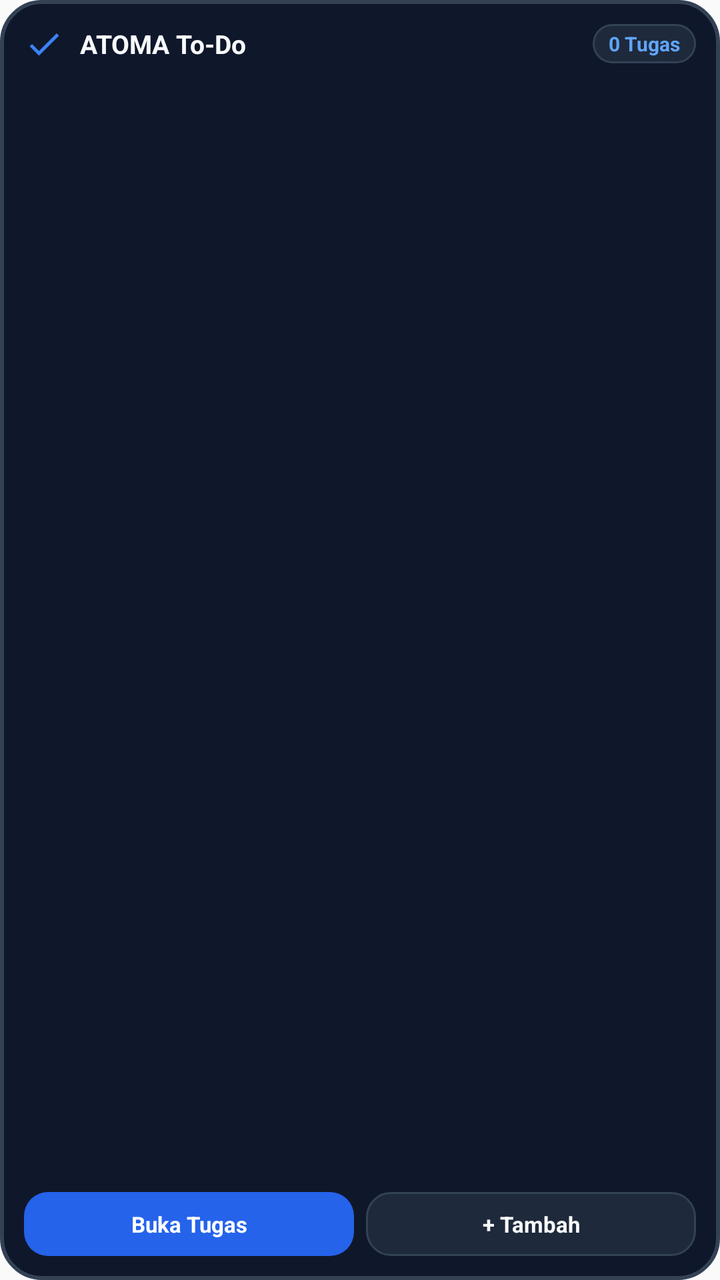
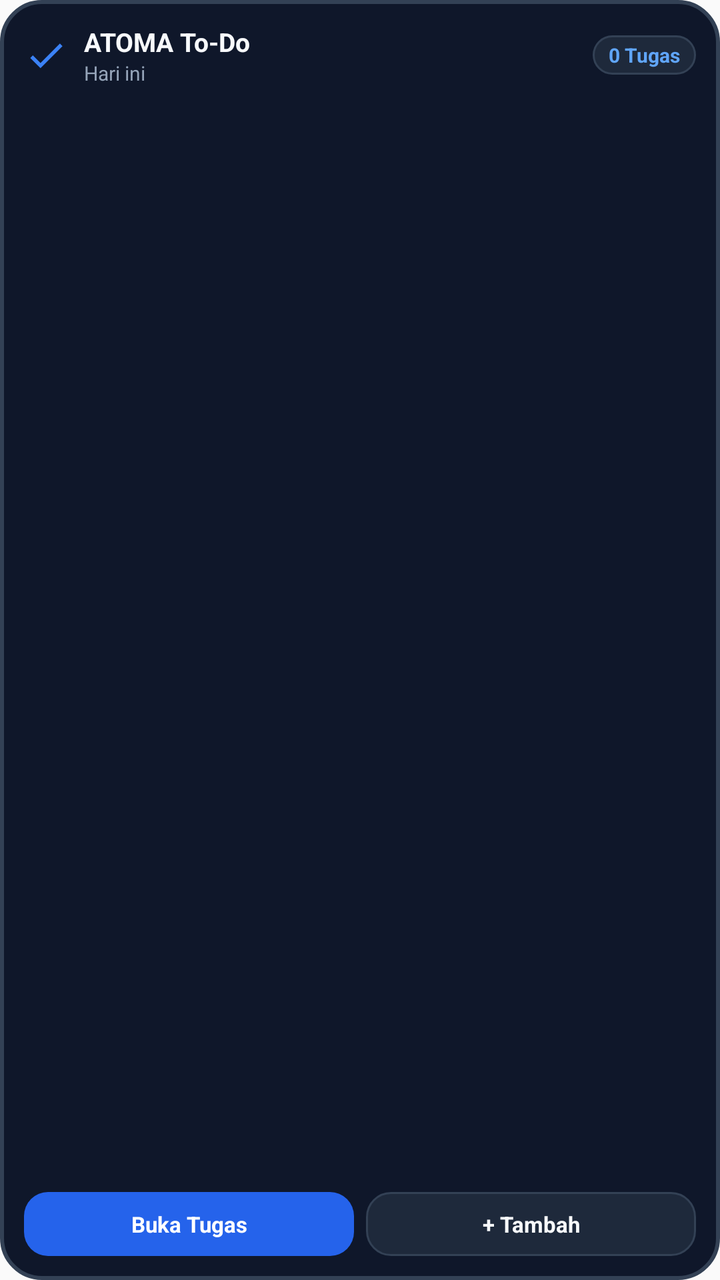

Compare the two renders of this Android layout. The source of the first and the diff that turns it into the second are given below.
<!-- AndroidManifest.xml: application theme AppTheme -->
<!-- res/layout/widget_todo.xml -->
<?xml version="1.0" encoding="utf-8"?>
<LinearLayout xmlns:android="http://schemas.android.com/apk/res/android"
    android:id="@+id/widget_todo_root"
    android:layout_width="match_parent"
    android:layout_height="match_parent"
    android:background="@drawable/widget_bg_card"
    android:orientation="vertical"
    android:padding="12dp">

    
    <LinearLayout
        android:layout_width="match_parent"
        android:layout_height="wrap_content"
        android:gravity="center_vertical"
        android:orientation="horizontal">

        <ImageView
            android:layout_width="20dp"
            android:layout_height="20dp"
            android:contentDescription="@string/app_name"
            android:src="@drawable/ic_widget_check" />

        <TextView
            android:layout_width="0dp"
            android:layout_height="wrap_content"
            android:layout_marginStart="8dp"
            android:layout_weight="1"
            android:text="ATOMA To-Do"
            android:textColor="@color/widget_text_primary"
            android:textSize="13sp"
            android:textStyle="bold" />

        <TextView
            android:id="@+id/widget_todo_counter"
            android:layout_width="wrap_content"
            android:layout_height="wrap_content"
            android:background="@drawable/widget_btn_surface"
            android:paddingStart="8dp"
            android:paddingTop="3dp"
            android:paddingEnd="8dp"
            android:paddingBottom="3dp"
            android:text="0 Tugas"
            android:textColor="#60A5FA"
            android:textSize="10sp"
            android:textStyle="bold" />
    </LinearLayout>

    
    <TextView
        android:id="@+id/widget_todo_empty"
        android:layout_width="match_parent"
        android:layout_height="0dp"
        android:layout_weight="1"
        android:gravity="center"
        android:text="Semua tugas hari ini selesai. Mantap!"
        android:textColor="@color/widget_text_secondary"
        android:textSize="11sp"
        android:visibility="gone" />

    
    <LinearLayout
        android:id="@+id/widget_todo_list_container"
        android:layout_width="match_parent"
        android:layout_height="0dp"
        android:layout_weight="1"
        android:layout_marginTop="6dp"
        android:orientation="vertical">

        
        <LinearLayout
            android:id="@+id/todo_item_1_layout"
            android:layout_width="match_parent"
            android:layout_height="wrap_content"
            android:layout_marginBottom="4dp"
            android:gravity="center_vertical"
            android:orientation="horizontal"
            android:visibility="gone">

            <TextView
                android:layout_width="wrap_content"
                android:layout_height="wrap_content"
                android:text="•"
                android:textColor="#60A5FA"
                android:textSize="12sp"
                android:textStyle="bold" />

            <TextView
                android:id="@+id/todo_item_1_title"
                android:layout_width="0dp"
                android:layout_height="wrap_content"
                android:layout_marginStart="6dp"
                android:layout_weight="1"
                android:ellipsize="end"
                android:maxLines="1"
                android:text="Tugas 1"
                android:textColor="@color/widget_text_primary"
                android:textSize="11sp" />

            <TextView
                android:id="@+id/todo_item_1_time"
                android:layout_width="wrap_content"
                android:layout_height="wrap_content"
                android:layout_marginStart="4dp"
                android:text=""
                android:textColor="@color/widget_text_secondary"
                android:textSize="9sp" />
        </LinearLayout>

        
        <LinearLayout
            android:id="@+id/todo_item_2_layout"
            android:layout_width="match_parent"
            android:layout_height="wrap_content"
            android:layout_marginBottom="4dp"
            android:gravity="center_vertical"
            android:orientation="horizontal"
            android:visibility="gone">

            <TextView
                android:layout_width="wrap_content"
                android:layout_height="wrap_content"
                android:text="•"
                android:textColor="#38BDF8"
                android:textSize="12sp"
                android:textStyle="bold" />

            <TextView
                android:id="@+id/todo_item_2_title"
                android:layout_width="0dp"
                android:layout_height="wrap_content"
                android:layout_marginStart="6dp"
                android:layout_weight="1"
                android:ellipsize="end"
                android:maxLines="1"
                android:text="Tugas 2"
                android:textColor="@color/widget_text_primary"
                android:textSize="11sp" />

            <TextView
                android:id="@+id/todo_item_2_time"
                android:layout_width="wrap_content"
                android:layout_height="wrap_content"
                android:layout_marginStart="4dp"
                android:text=""
                android:textColor="@color/widget_text_secondary"
                android:textSize="9sp" />
        </LinearLayout>

        
        <LinearLayout
            android:id="@+id/todo_item_3_layout"
            android:layout_width="match_parent"
            android:layout_height="wrap_content"
            android:gravity="center_vertical"
            android:orientation="horizontal"
            android:visibility="gone">

            <TextView
                android:layout_width="wrap_content"
                android:layout_height="wrap_content"
                android:text="•"
                android:textColor="#A855F7"
                android:textSize="12sp"
                android:textStyle="bold" />

            <TextView
                android:id="@+id/todo_item_3_title"
                android:layout_width="0dp"
                android:layout_height="wrap_content"
                android:layout_marginStart="6dp"
                android:layout_weight="1"
                android:ellipsize="end"
                android:maxLines="1"
                android:text="Tugas 3"
                android:textColor="@color/widget_text_primary"
                android:textSize="11sp" />

            <TextView
                android:id="@+id/todo_item_3_time"
                android:layout_width="wrap_content"
                android:layout_height="wrap_content"
                android:layout_marginStart="4dp"
                android:text=""
                android:textColor="@color/widget_text_secondary"
                android:textSize="9sp" />
        </LinearLayout>
    </LinearLayout>

    
    <LinearLayout
        android:layout_width="match_parent"
        android:layout_height="wrap_content"
        android:layout_marginTop="6dp"
        android:gravity="center_vertical"
        android:orientation="horizontal">

        
        <TextView
            android:id="@+id/btn_open_tasks"
            android:layout_width="0dp"
            android:layout_height="32dp"
            android:layout_weight="1"
            android:layout_marginEnd="6dp"
            android:background="@drawable/widget_btn_blue"
            android:gravity="center"
            android:text="Buka Tugas"
            android:textColor="#FFFFFF"
            android:textSize="11sp"
            android:textStyle="bold" />

        
        <TextView
            android:id="@+id/btn_add_task"
            android:layout_width="0dp"
            android:layout_height="32dp"
            android:layout_weight="1"
            android:background="@drawable/widget_btn_surface"
            android:gravity="center"
            android:text="+ Tambah"
            android:textColor="@color/widget_text_primary"
            android:textSize="11sp"
            android:textStyle="bold" />
    </LinearLayout>
</LinearLayout>
<!-- resources referenced by this layout -->
<resources>
  <color name="widget_text_primary">#F8FAFC</color>
  <color name="widget_text_secondary">#94A3B8</color>
  <!-- drawable ic_widget_check (drawable) -->
  <vector xmlns:android="http://schemas.android.com/apk/res/android"
      android:width="24dp"
      android:height="24dp"
      android:viewportWidth="24"
      android:viewportHeight="24">
      <path
          android:fillColor="#3B82F6"
          android:pathData="M9,16.17L4.83,12l-1.42,1.41L9,19 21,7l-1.41,-1.41z"/>
  </vector>
  <!-- drawable widget_bg_card (drawable) -->
  <?xml version="1.0" encoding="utf-8"?>
  <shape xmlns:android="http://schemas.android.com/apk/res/android"
      android:shape="rectangle">
      <solid android:color="@color/widget_dark_bg" />
      <stroke
          android:width="2dp"
          android:color="@color/widget_card_border" />
      <corners android:radius="20dp" />
  </shape>
  <!-- drawable widget_btn_blue (drawable) -->
  <?xml version="1.0" encoding="utf-8"?>
  <shape xmlns:android="http://schemas.android.com/apk/res/android"
      android:shape="rectangle">
      <solid android:color="@color/widget_blue" />
      <corners android:radius="12dp" />
  </shape>
  <!-- drawable widget_btn_surface (drawable) -->
  <?xml version="1.0" encoding="utf-8"?>
  <shape xmlns:android="http://schemas.android.com/apk/res/android"
      android:shape="rectangle">
      <solid android:color="@color/widget_card_surface" />
      <stroke
          android:width="1dp"
          android:color="@color/widget_card_border" />
      <corners android:radius="12dp" />
  </shape>
  <string name="app_name">ATOMA</string>
  <style name="AppTheme" parent="Theme.AppCompat.Light.DarkActionBar">
          
          <item name="colorPrimary">@color/colorPrimary</item>
          <item name="colorPrimaryDark">@color/colorPrimaryDark</item>
          <item name="colorAccent">@color/colorAccent</item>
      </style>
  <color name="widget_dark_bg">#0F172A</color>
  <color name="widget_card_border">#334155</color>
  <color name="widget_blue">#2563EB</color>
  <color name="widget_card_surface">#1E293B</color>
  <color name="colorPrimary">#4F46E5</color>
  <color name="colorPrimaryDark">#3730A3</color>
  <color name="colorAccent">#06B6D4</color>
</resources>

<!-- the commit's change to res/layout/widget_todo.xml (unified diff, before → after) -->
@@ -15,20 +15,34 @@
         android:orientation="horizontal">
 
         <ImageView
-            android:layout_width="20dp"
-            android:layout_height="20dp"
+            android:layout_width="22dp"
+            android:layout_height="22dp"
             android:contentDescription="@string/app_name"
             android:src="@drawable/ic_widget_check" />
 
-        <TextView
+        <LinearLayout
             android:layout_width="0dp"
             android:layout_height="wrap_content"
             android:layout_marginStart="8dp"
             android:layout_weight="1"
-            android:text="ATOMA To-Do"
-            android:textColor="@color/widget_text_primary"
-            android:textSize="13sp"
-            android:textStyle="bold" />
+            android:orientation="vertical">
+
+            <TextView
+                android:layout_width="wrap_content"
+                android:layout_height="wrap_content"
+                android:text="ATOMA To-Do"
+                android:textColor="@color/widget_text_primary"
+                android:textSize="13sp"
+                android:textStyle="bold" />
+
+            <TextView
+                android:id="@+id/widget_todo_date"
+                android:layout_width="wrap_content"
+                android:layout_height="wrap_content"
+                android:text="Hari ini"
+                android:textColor="@color/widget_text_secondary"
+                android:textSize="10sp" />
+        </LinearLayout>
 
         <TextView
             android:id="@+id/widget_todo_counter"
@@ -52,7 +66,7 @@
         android:layout_height="0dp"
         android:layout_weight="1"
         android:gravity="center"
-        android:text="Semua tugas hari ini selesai. Mantap!"
+        android:text="🎉 Semua tugas hari ini selesai. Mantap!"
         android:textColor="@color/widget_text_secondary"
         android:textSize="11sp"
         android:visibility="gone" />
@@ -76,19 +90,18 @@
             android:orientation="horizontal"
             android:visibility="gone">
 
-            <TextView
-                android:layout_width="wrap_content"
-                android:layout_height="wrap_content"
-                android:text="•"
-                android:textColor="#60A5FA"
-                android:textSize="12sp"
-                android:textStyle="bold" />
+            <ImageView
+                android:id="@+id/todo_item_1_check"
+                android:layout_width="20dp"
+                android:layout_height="20dp"
+                android:contentDescription="Check task"
+                android:src="@drawable/ic_widget_checkbox_uncheck" />
 
             <TextView
                 android:id="@+id/todo_item_1_title"
                 android:layout_width="0dp"
                 android:layout_height="wrap_content"
-                android:layout_marginStart="6dp"
+                android:layout_marginStart="8dp"
                 android:layout_weight="1"
                 android:ellipsize="end"
                 android:maxLines="1"
@@ -100,7 +113,12 @@
                 android:id="@+id/todo_item_1_time"
                 android:layout_width="wrap_content"
                 android:layout_height="wrap_content"
-                android:layout_marginStart="4dp"
+                android:layout_marginStart="6dp"
+                android:background="@drawable/widget_btn_surface"
+                android:paddingStart="6dp"
+                android:paddingTop="2dp"
+                android:paddingEnd="6dp"
+                android:paddingBottom="2dp"
                 android:text=""
                 android:textColor="@color/widget_text_secondary"
                 android:textSize="9sp" />
@@ -116,19 +134,18 @@
             android:orientation="horizontal"
             android:visibility="gone">
 
-            <TextView
-                android:layout_width="wrap_content"
-                android:layout_height="wrap_content"
-                android:text="•"
-                android:textColor="#38BDF8"
-                android:textSize="12sp"
-                android:textStyle="bold" />
+            <ImageView
+                android:id="@+id/todo_item_2_check"
+                android:layout_width="20dp"
+                android:layout_height="20dp"
+                android:contentDescription="Check task"
+                android:src="@drawable/ic_widget_checkbox_uncheck" />
 
             <TextView
                 android:id="@+id/todo_item_2_title"
                 android:layout_width="0dp"
                 android:layout_height="wrap_content"
-                android:layout_marginStart="6dp"
+                android:layout_marginStart="8dp"
                 android:layout_weight="1"
                 android:ellipsize="end"
                 android:maxLines="1"
@@ -140,7 +157,12 @@
                 android:id="@+id/todo_item_2_time"
                 android:layout_width="wrap_content"
                 android:layout_height="wrap_content"
-                android:layout_marginStart="4dp"
+                android:layout_marginStart="6dp"
+                android:background="@drawable/widget_btn_surface"
+                android:paddingStart="6dp"
+                android:paddingTop="2dp"
+                android:paddingEnd="6dp"
+                android:paddingBottom="2dp"
                 android:text=""
                 android:textColor="@color/widget_text_secondary"
                 android:textSize="9sp" />
@@ -155,19 +177,18 @@
             android:orientation="horizontal"
             android:visibility="gone">
 
-            <TextView
-                android:layout_width="wrap_content"
-                android:layout_height="wrap_content"
-                android:text="•"
-                android:textColor="#A855F7"
-                android:textSize="12sp"
-                android:textStyle="bold" />
+            <ImageView
+                android:id="@+id/todo_item_3_check"
+                android:layout_width="20dp"
+                android:layout_height="20dp"
+                android:contentDescription="Check task"
+                android:src="@drawable/ic_widget_checkbox_uncheck" />
 
             <TextView
                 android:id="@+id/todo_item_3_title"
                 android:layout_width="0dp"
                 android:layout_height="wrap_content"
-                android:layout_marginStart="6dp"
+                android:layout_marginStart="8dp"
                 android:layout_weight="1"
                 android:ellipsize="end"
                 android:maxLines="1"
@@ -179,7 +200,12 @@
                 android:id="@+id/todo_item_3_time"
                 android:layout_width="wrap_content"
                 android:layout_height="wrap_content"
-                android:layout_marginStart="4dp"
+                android:layout_marginStart="6dp"
+                android:background="@drawable/widget_btn_surface"
+                android:paddingStart="6dp"
+                android:paddingTop="2dp"
+                android:paddingEnd="6dp"
+                android:paddingBottom="2dp"
                 android:text=""
                 android:textColor="@color/widget_text_secondary"
                 android:textSize="9sp" />
<!-- resource entries referenced after the edit -->
@@ -11,6 +11,20 @@
       <path
           android:fillColor="#3B82F6"
           android:pathData="M9,16.17L4.83,12l-1.42,1.41L9,19 21,7l-1.41,-1.41z"/>
+  </vector>
+  <!-- drawable ic_widget_checkbox_uncheck (drawable) -->
+  <vector xmlns:android="http://schemas.android.com/apk/res/android"
+      android:width="20dp"
+      android:height="20dp"
+      android:viewportWidth="24"
+      android:viewportHeight="24">
+      <path
+          android:strokeColor="#64748B"
+          android:strokeWidth="2"
+          android:strokeLineCap="round"
+          android:strokeLineJoin="round"
+          android:fillColor="#00000000"
+          android:pathData="M12,2 C6.48,2 2,6.48 2,12 C2,17.52 6.48,22 12,22 C17.52,22 22,17.52 22,12 C22,6.48 17.52,2 12,2 Z"/>
   </vector>
   <!-- drawable widget_bg_card (drawable) -->
   <?xml version="1.0" encoding="utf-8"?>
